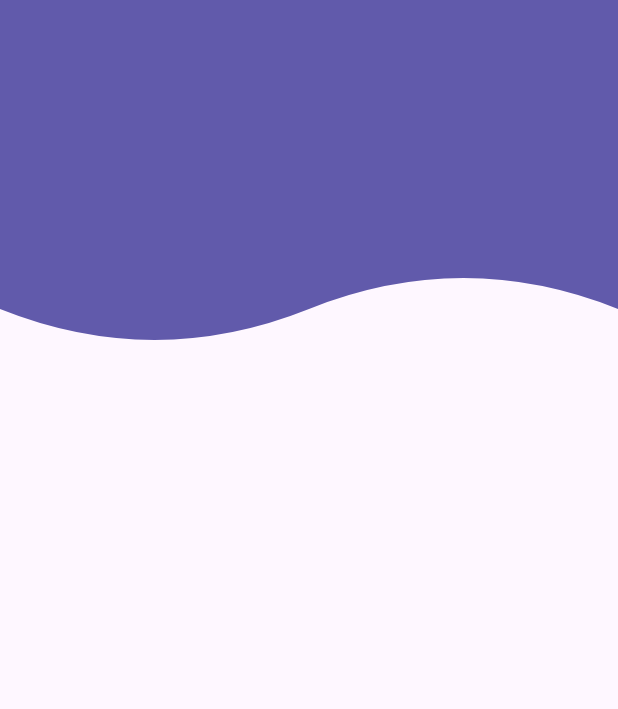
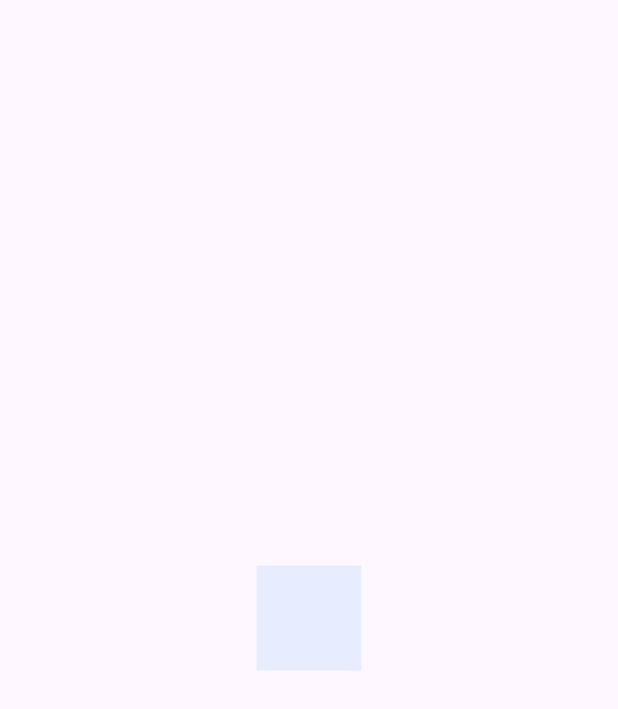
Before and after one commit to AugustoSan/curso_udemy_disenos, a Flutter app: the screen it shows after launch, on a phone screen of 412 x 824 dp. Shown: the top 709 px of the screen. Run offline on Flutter 3.47's test engine with Material 3 defaults, Android fonts, the light colour scheme and no system bars.

Commit message:
se agregan animaciones de movimiento en el mismo lugar y opacidad

```diff
--- a/lib/main.dart
+++ b/lib/main.dart
@@ -17,7 +17,7 @@ class MyApp extends StatelessWidget {
       theme: ThemeData(
         colorScheme: .fromSeed(seedColor: Colors.deepPurple),
       ),
-      home: const HeadersPage(),
+      home: const AnimacionesPage(),
     );
   }
 }
--- /dev/null
+++ b/lib/src/pages/animaciones_page.dart
@@ -0,0 +1,95 @@
+import 'package:flutter/material.dart';
+import 'dart:math' as Math;
+
+class AnimacionesPage extends StatelessWidget {
+  const AnimacionesPage({super.key});
+
+  @override
+  Widget build(BuildContext context) {
+    return Scaffold(
+      body: Center(
+        child: CuadradoAnimado(),
+      ),
+    );
+  }
+}
+
+class CuadradoAnimado extends StatefulWidget {
+  @override
+  State<CuadradoAnimado> createState() => _CuadradoAnimadoState();
+}
+
+class _CuadradoAnimadoState extends State<CuadradoAnimado> with SingleTickerProviderStateMixin{
+  late AnimationController controller;
+  late Animation<double> rotacion;
+  late Animation<double> opacidad;
+
+  @override
+  void initState() {
+    controller = AnimationController(
+      duration: const Duration(milliseconds: 4000),
+      vsync: this,
+    );
+    // rotacion = Tween<double>(begin: 0, end: 2 * Math.pi).animate(controller);
+    rotacion = Tween<double>(begin: 0, end: 2 * Math.pi).animate(
+      CurvedAnimation(parent: controller, curve: Curves.bounceIn)
+    );
+
+    opacidad = Tween(begin: 0.1, end: 1.0).animate(
+      // Interval permite definir un intervalo de tiempo para la animacion, en este caso del 0 al 0.5 (50% del tiempo total) el rango es del 0 al 1
+      CurvedAnimation(parent: controller, curve: Interval(0, 0.5, curve: Curves.easeOut))
+    );
+
+    controller.addListener(() {
+      print('Status: ${controller.status}');
+      if(controller.status == AnimationStatus.completed) {
+        // controller.reverse();
+        controller.reset();
+      }
+    });
+
+    // Repetir la animacion
+    // controller.repeat();
+    super.initState();
+  }
+
+  @override
+  void dispose() {
+    // TODO: implement dispose
+    super.dispose();
+  }
+
+  @override
+  Widget build(BuildContext context) {
+    // Play / Reproduccion
+    controller.forward();
+
+    return AnimatedBuilder(
+      animation: controller,
+      child: _Rectangulo(),
+      builder: (context, childRectangulo) {
+        print('Rotacion: ${rotacion.value}');
+        return Transform.rotate(
+          angle: rotacion.value,
+          child: Opacity(
+            opacity: opacidad.value,
+            child: childRectangulo,
+          ),
+        );
+      },
+    );
+  }
+}
+
+class _Rectangulo extends StatelessWidget {
+    @override
+    Widget build(BuildContext context) {
+    return Container(
+       width: 70,
+       height: 70,
+       decoration: BoxDecoration(
+         color: Colors.blue
+       ),
+     );
+   }
+}
--- a/lib/src/pages/index.dart
+++ b/lib/src/pages/index.dart
@@ -1 +1,2 @@
+export './animaciones_page.dart';
 export './headers_page.dart';
```
